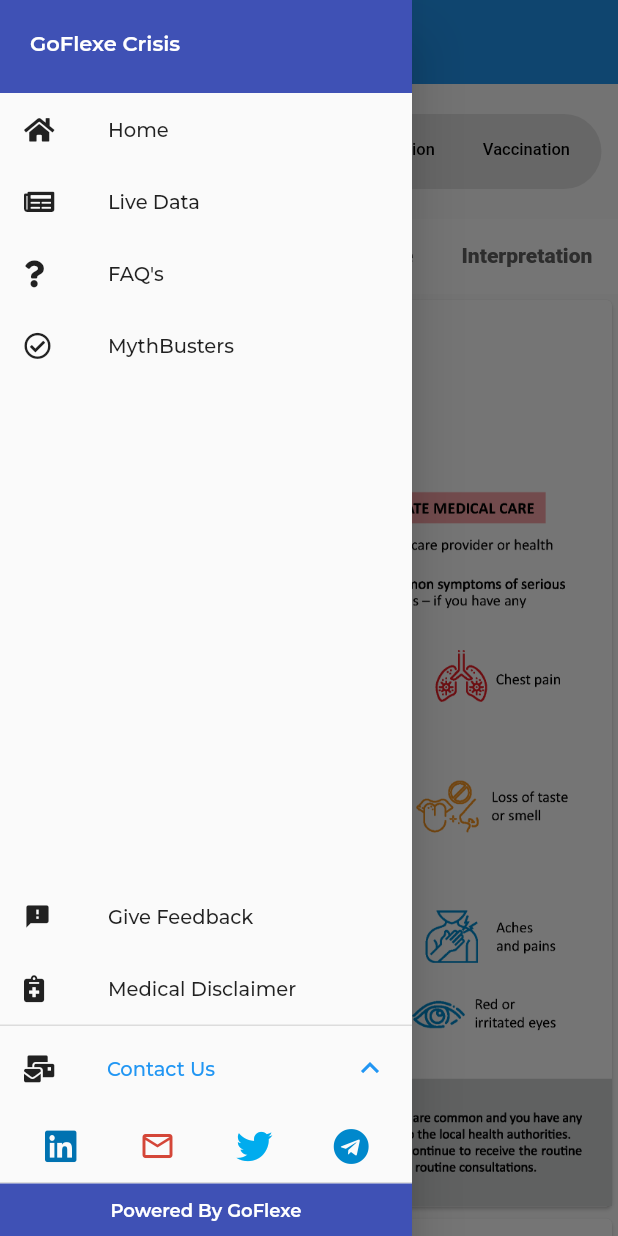
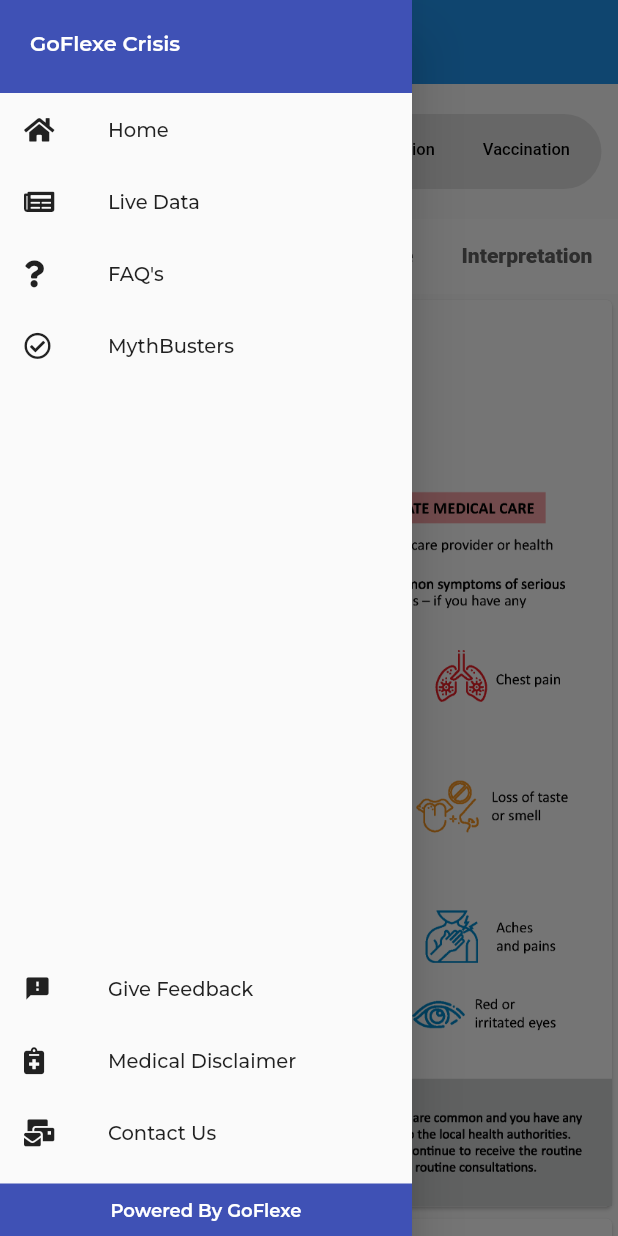
Before and after one commit to gauravmehta13/GoFlexe-Crisis, a Flutter app: the screen it shows after launch, in the side drawer, after a tap on "Contact Us", on a phone screen of 412 x 824 dp. Run offline on Flutter 3.47's test engine with Material 2 defaults, Android fonts, the light colour scheme and no system bars; our stand-ins replace auto_size_text, delayed_display, dio, dotted_line, dropdown_search, firebase_analytics and 18 more; missing offline and left inert: dynamic_widget, flutter_dropdown, flutter_sparkline, number_display; accounts and stored records are empty; network calls fail.

Commit message:
minor chnge in drawer

```diff
--- a/lib/Drawer.dart
+++ b/lib/Drawer.dart
@@ -187,76 +187,21 @@
                   size: 18,
                 ),
               ),
-              ExpansionTile(
-                title: Row(
-                  children: [
-                    FaIcon(
-                      FontAwesomeIcons.mailBulk,
-                      color: Colors.black87,
-                      size: 18,
-                    ),
-                    SizedBox(
-                      width: 35,
-                    ),
-                    Text(
-                      "Contact Us",
-                      style: TextStyle(fontSize: 13),
-                    ),
-                  ],
+              ListTile(
+                dense: true,
+                onTap: () {
+                  _sendMail();
+                },
+                title: Text(
+                  "Contact Us",
                 ),
-                children: <Widget>[
-                  Row(
-                    mainAxisAlignment: MainAxisAlignment.spaceEvenly,
-                    children: [
-                      IconButton(
-                          icon: FaIcon(
-                            FontAwesomeIcons.linkedin,
-                            color: Color(0xFF0072b1),
-                          ),
-                          onPressed: () {}),
-                      IconButton(
-                        icon: Icon(
-                          Icons.mail_outline,
-                          color: Color(0xFFD44638),
-                        ),
-                        onPressed: () {
-                          _sendMail();
-                        },
-                      ),
-                      IconButton(
-                          icon: FaIcon(
-                            FontAwesomeIcons.twitter,
-                            color: Color(0xFF00acee),
-                          ),
-                          onPressed: () {}),
-                      IconButton(
-                          icon: FaIcon(
-                            FontAwesomeIcons.telegram,
-                            color: Color(0xFF0088cc),
-                          ),
-                          onPressed: () {})
-                    ],
-                  )
-                  // ListTile(
-                  //   onTap: () {},
-                  //   title: Text("E-Mail"),
-                  // minLeadingWidth: 25,
-                  //   leading: Icon(
-                  //     Icons.mail_outline,
-                  //     color: Colors.black87,
-                  //   ),
-                  // ),
-                  // ListTile(
-                  //   onTap: () {},
-                  //   title: Text("LinkedIn"),
-                  // minLeadingWidth: 25,
-                  //   leading: FaIcon(
-                  //     FontAwesomeIcons.linkedin,
-                  //     color: Colors.black87,
-                  //   ),
-                  // ),
-                ],
+                leading: FaIcon(
+                  FontAwesomeIcons.mailBulk,
+                  color: Colors.black87,
+                  size: 18,
+                ),
               ),
+              box10,
               if (_auth.currentUser != null)
                 ListTile(
                   dense: true,
```
